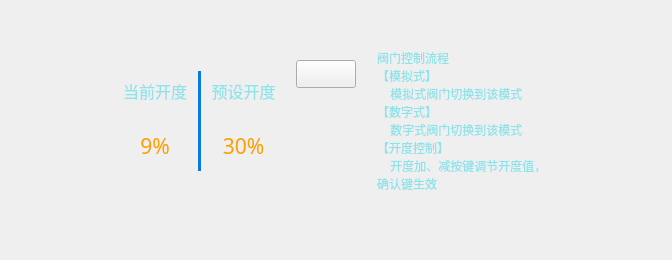
This is interface/src/ui/valvewidget.ui in msq123sjl/zlkzq as Qt 5 draws it before an edit. The edited form follows.
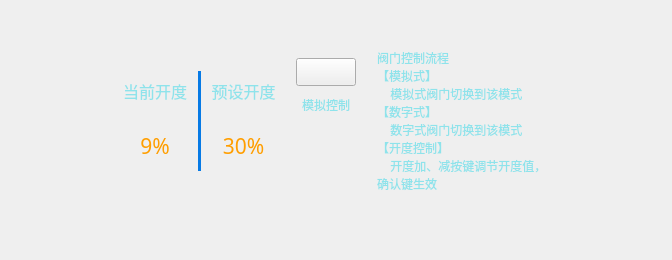
This is the edited form. Custom widgets are drawn as their Qt base class.

```diff
--- a/interface/src/ui/valvewidget.ui
+++ b/interface/src/ui/valvewidget.ui
@@ -326,18 +326,7 @@
              <number>0</number>
             </property>
             <item>
-             <spacer name="verticalSpacer_4">
-              <property name="orientation">
-               <enum>Qt::Vertical</enum>
-              </property>
-              <property name="sizeHint" stdset="0">
-               <size>
-                <width>20</width>
-                <height>1</height>
-               </size>
-              </property>
-             </spacer>
-            </item>
+             <layout class="QVBoxLayout" name="verticalLayout_4">
             <item>
              <widget class="mySwitchButton" name="pbn_valve_contrl">
               <property name="minimumSize">
@@ -352,18 +341,22 @@
              </widget>
             </item>
             <item>
-             <spacer name="verticalSpacer_3">
-              <property name="orientation">
-               <enum>Qt::Vertical</enum>
-              </property>
-              <property name="sizeHint" stdset="0">
-               <size>
-                <width>13</width>
-                <height>36</height>
-               </size>
-              </property>
-             </spacer>
-            </item>
+               <widget class="QLabel" name="label_valve_contrl">
+                <property name="styleSheet">
+                 <string notr="true">color: rgb(142, 227, 235);</string>
+                </property>
+                <property name="text">
+                 <string>模拟控制</string>
+                </property>
+                <property name="alignment">
+                 <set>Qt::AlignCenter</set>
+                </property>
+               </widget>
+              </item>
+             </layout>
+            </item>
+            <item>
+             <layout class="QVBoxLayout" name="verticalLayout_5">
             <item>
              <widget class="QToolButton" name="tbn_valve_ok">
               <property name="sizePolicy">
@@ -389,6 +382,8 @@
                <bool>true</bool>
               </property>
              </widget>
+              </item>
+             </layout>
             </item>
            </layout>
           </item>
```
Lines whose indentation alone changed are shown as unchanged.
